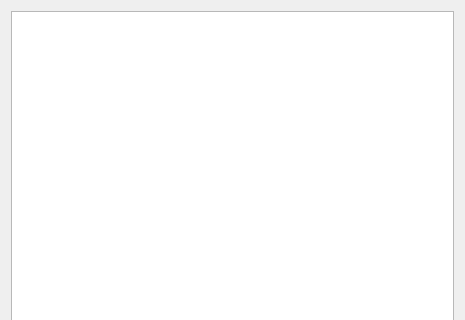
First picture: the form in formelementinformation.ui, repository ArashMassoudieh/SedSat3, before the edit; both pictures show x 0 to 465 and y 0 to 320 of the 465 by 467 pixel window.
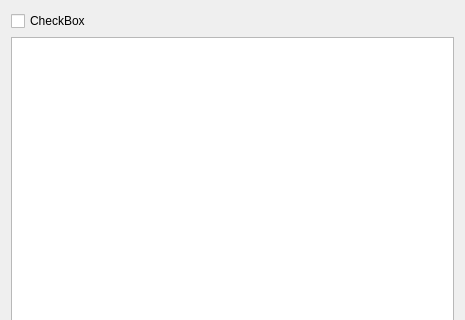
Second picture: the form after the edit.

Commit message: Include/Exclude All Elements

What changed in the file:
```diff
--- a/formelementinformation.ui
+++ b/formelementinformation.ui
@@ -16,6 +16,13 @@
   <layout class="QVBoxLayout" name="verticalLayout_2">
    <item>
     <layout class="QVBoxLayout" name="verticalLayout">
+     <item>
+      <widget class="QCheckBox" name="Include_Exclude_All_checkBox">
+       <property name="text">
+        <string>CheckBox</string>
+       </property>
+      </widget>
+     </item>
      <item>
       <widget class="QTableView" name="tableView"/>
      </item>
```
The commit also changes 4 other files.
